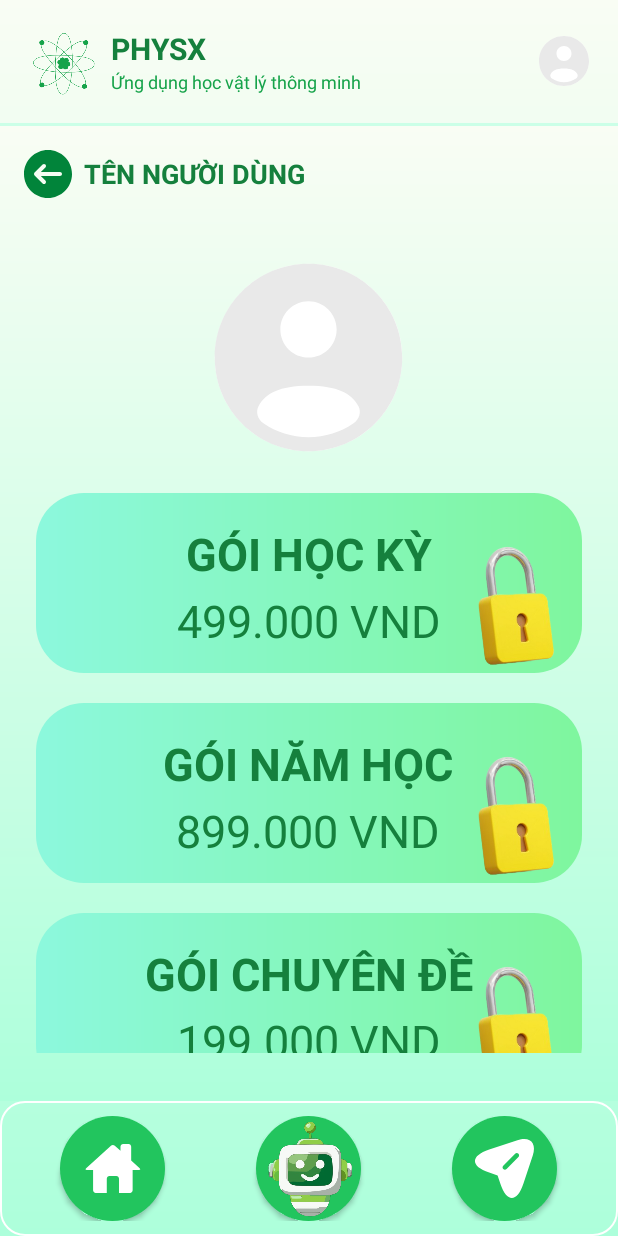
After one commit to TranLamNghia/SmartPhysicApplication, an Android app: the fragment BuyCoursesFragment placed in its activity, on a phone screen of 412 x 824 dp. The commit adds this screen. Run offline under Robolectric (Android 15) with nearby library versions, the phone set to English and light mode, and no system bars.

Commit message:
Task6: BuyCourseFragment (Completed)

```diff
--- a/app/src/main/AndroidManifest.xml
+++ b/app/src/main/AndroidManifest.xml
@@ -24,7 +24,8 @@
         <activity
             android:name=".main.MainActivity"
             android:windowSoftInputMode="adjustNothing"
-            android:exported="true">
+            android:exported="true"
+            android:launchMode="singleTop">
         </activity>
         <activity
             android:name=".main.GamificationActivity"
--- /dev/null
+++ b/app/src/main/java/com/example/smartphysicapplication/main/BuyCoursesFragment.kt
@@ -0,0 +1,32 @@
+package com.example.smartphysicapplication.main
+
+import android.os.Bundle
+import android.view.LayoutInflater
+import android.view.View
+import android.view.ViewGroup
+import android.widget.ImageView
+import androidx.fragment.app.Fragment
+import com.example.smartphysicapplication.R
+
+class BuyCoursesFragment : Fragment() {
+
+    private lateinit var btnBack : ImageView
+
+    override fun onCreateView(
+        inflater: LayoutInflater, container: ViewGroup?,
+        savedInstanceState: Bundle?
+    ): View? {
+        return inflater.inflate(R.layout.fragment_buy_courses, container, false)
+    }
+
+    override fun onViewCreated(view: View, savedInstanceState: Bundle?) {
+        super.onViewCreated(view, savedInstanceState)
+        btnBack = view.findViewById(R.id.btn_back)
+
+        btnBack.setOnClickListener {
+            (activity as? MainActivity)?.loadFragment(HomeFragment())
+        }
+
+    }
+
+}
--- a/app/src/main/java/com/example/smartphysicapplication/main/GamificationActivity.kt
+++ b/app/src/main/java/com/example/smartphysicapplication/main/GamificationActivity.kt
@@ -1,6 +1,7 @@
 package com.example.smartphysicapplication.main
 
 import android.animation.ValueAnimator
+import android.content.Intent
 import android.graphics.Color
 import android.graphics.drawable.GradientDrawable
 import android.os.Bundle
@@ -9,6 +10,7 @@ import android.view.animation.LinearInterpolator
 import android.widget.ImageView
 import android.widget.ProgressBar
 import androidx.appcompat.app.AppCompatActivity
+import androidx.fragment.app.Fragment
 import com.example.smartphysicapplication.R
 
 class GamificationActivity : AppCompatActivity(){
@@ -26,9 +28,17 @@ class GamificationActivity : AppCompatActivity(){
             finish()
         }
 
+        val btn_user : ImageView = findViewById(R.id.user)
+        btn_user.setOnClickListener{
+            val intent = Intent(this, MainActivity::class.java)
+            intent.putExtra("open_fragment", "buy_courses")
+            intent.addFlags(Intent.FLAG_ACTIVITY_CLEAR_TOP or Intent.FLAG_ACTIVITY_SINGLE_TOP)
+            startActivity(intent)
+            finish()
+        }
+
         startProgressAnimation()
     }
-
 
     private fun startProgressAnimation() {
         val progressBar = findViewById<ProgressBar>(R.id.progressRainbow)
--- a/app/src/main/java/com/example/smartphysicapplication/main/HomeFragment.kt
+++ b/app/src/main/java/com/example/smartphysicapplication/main/HomeFragment.kt
@@ -19,9 +19,6 @@ class HomeFragment : Fragment() {
     private lateinit var btnPhysics10: Button
     private lateinit var btnPhysics11: Button
     private lateinit var btnPhysics12: Button
-    private lateinit var navHome: ImageView
-    private lateinit var navBot: ImageView
-    private lateinit var navSend: ImageView
 
     private lateinit var learningPathIcon: LinearLayout
     private lateinit var gamificationPathIcon: LinearLayout
--- a/app/src/main/java/com/example/smartphysicapplication/main/MainActivity.kt
+++ b/app/src/main/java/com/example/smartphysicapplication/main/MainActivity.kt
@@ -1,8 +1,8 @@
 package com.example.smartphysicapplication.main
 
+import android.content.Intent
 import android.os.Bundle
 import android.widget.ImageView
-import android.widget.TextView
 import android.widget.Toast
 import androidx.appcompat.app.AppCompatActivity
 import androidx.appcompat.widget.AppCompatButton
@@ -14,11 +14,22 @@ class MainActivity : AppCompatActivity() {
     override fun onCreate(savedInstanceState: Bundle?) {
         super.onCreate(savedInstanceState)
         setContentView(R.layout.activity_main)
-        supportFragmentManager.beginTransaction()
-            .replace(R.id.main_fragment_container, HomeFragment())
-            .commit()
+
+        val fragmentToOpen = intent?.getStringExtra("open_fragment")
+        if (fragmentToOpen == "buy_courses") {
+            loadFragment(BuyCoursesFragment())
+        } else {
+            loadFragment(HomeFragment())
+        }
+
         setupBottomNavigationListeners()
+
+        val btn_user: ImageView = findViewById(R.id.user)
+        btn_user.setOnClickListener {
+            loadFragment(BuyCoursesFragment())
+        }
     }
+
 
     fun loadFragment(fragment: Fragment) {
         supportFragmentManager.beginTransaction()
@@ -38,4 +49,16 @@ class MainActivity : AppCompatActivity() {
             Toast.makeText(this, "Gửi tin nhắn - Đang phát triển", Toast.LENGTH_SHORT).show()
         }
     }
+
+    override fun onNewIntent(intent: Intent) {
+        super.onNewIntent(intent)
+
+        intent?.getStringExtra("open_fragment")?.let {
+            if (it == "buy_courses") {
+                loadFragment(BuyCoursesFragment())
+            }
+        }
+    }
+
+
 }
--- a/app/src/main/java/com/example/smartphysicapplication/main/PhysicsSubjectFragment.kt
+++ b/app/src/main/java/com/example/smartphysicapplication/main/PhysicsSubjectFragment.kt
@@ -1,5 +1,6 @@
 package com.example.smartphysicapplication.main
 
+import android.net.wifi.p2p.WifiP2pManager.ActionListener
 import android.os.Bundle
 import android.view.LayoutInflater
 import android.view.View
--- /dev/null
+++ b/app/src/main/res/layout/fragment_buy_courses.xml
@@ -0,0 +1,198 @@
+<?xml version="1.0" encoding="utf-8"?>
+<LinearLayout xmlns:android="http://schemas.android.com/apk/res/android"
+    android:layout_width="match_parent"
+    android:layout_height="match_parent"
+    android:orientation="vertical"
+    android:background="@drawable/gradient_green_background">
+
+    <!-- Username Title -->
+    <LinearLayout
+        android:layout_width="match_parent"
+        android:layout_height="wrap_content"
+        android:orientation="horizontal"
+        android:gravity="center_vertical"
+        android:padding="16dp">
+
+        <ImageView
+            android:id="@+id/btn_back"
+            android:layout_width="32dp"
+            android:layout_height="32dp"
+            android:gravity="center"
+            android:src="@drawable/ic_back"
+            android:layout_marginEnd="8dp" />
+
+        <TextView
+            android:layout_width="wrap_content"
+            android:layout_height="wrap_content"
+            android:text="TÊN NGƯỜI DÙNG"
+            android:textSize="18sp"
+            android:textStyle="bold"
+            android:textColor="@color/green_700" />
+
+    </LinearLayout>
+
+    <!-- User Avatar Section -->
+    <LinearLayout
+        android:layout_width="match_parent"
+        android:layout_height="wrap_content"
+        android:orientation="vertical"
+        android:gravity="center"
+        android:padding="15dp">
+
+        <ImageView
+            android:layout_width="150dp"
+            android:layout_height="150dp"
+            android:src="@drawable/ic_user_circle"
+            />
+
+    </LinearLayout>
+
+    <!-- Course Packages -->
+    <LinearLayout
+        android:layout_width="match_parent"
+        android:layout_height="wrap_content"
+        android:orientation="vertical"
+        android:paddingHorizontal="24dp"
+        android:paddingBottom="32dp">
+
+        <FrameLayout
+            android:id="@+id/package_semester"
+            android:layout_width="match_parent"
+            android:layout_height="120dp"
+            android:orientation="horizontal"
+            android:background="@drawable/button_learningpath_background"
+            android:padding="20dp"
+            android:layout_marginBottom="20dp"
+            android:clipChildren="false"
+            android:clipToPadding="false">
+
+            <LinearLayout
+                android:layout_width="wrap_content"
+                android:layout_height="wrap_content"
+                android:orientation="vertical"
+                android:layout_gravity="center_horizontal">
+
+                <TextView
+                    android:layout_width="wrap_content"
+                    android:layout_height="wrap_content"
+                    android:text="GÓI HỌC KỲ"
+                    android:textSize="30sp"
+                    android:textStyle="bold"
+                    android:textColor="@color/green_700"
+                    android:layout_marginBottom="4dp"
+                    android:layout_gravity="center_horizontal"/>
+
+                <TextView
+                    android:layout_width="wrap_content"
+                    android:layout_height="wrap_content"
+                    android:text="499.000 VND"
+                    android:textSize="30sp"
+                    android:textColor="@color/green_700"
+                    android:layout_gravity="center_horizontal"/>
+
+            </LinearLayout>
+
+            <ImageView
+                android:layout_width="80dp"
+                android:layout_height="80dp"
+                android:src="@drawable/img_lock"
+                android:layout_marginStart="260dp"
+                android:layout_marginTop="15dp"/>
+
+        </FrameLayout>
+
+        <FrameLayout
+            android:id="@+id/package_year"
+            android:layout_width="match_parent"
+            android:layout_height="120dp"
+            android:orientation="horizontal"
+            android:background="@drawable/button_learningpath_background"
+            android:padding="20dp"
+            android:layout_marginBottom="20dp"
+            android:clipChildren="false"
+            android:clipToPadding="false">
+
+            <LinearLayout
+                android:layout_width="wrap_content"
+                android:layout_height="wrap_content"
+                android:orientation="vertical"
+                android:layout_gravity="center_horizontal">
+
+                <TextView
+                    android:layout_width="wrap_content"
+                    android:layout_height="wrap_content"
+                    android:text="GÓI NĂM HỌC"
+                    android:textSize="30sp"
+                    android:textStyle="bold"
+                    android:textColor="@color/green_700"
+                    android:layout_marginBottom="4dp"
+                    android:layout_gravity="center_horizontal"/>
+
+                <TextView
+                    android:layout_width="wrap_content"
+                    android:layout_height="wrap_content"
+                    android:text="899.000 VND"
+                    android:textSize="30sp"
+                    android:textColor="@color/green_700"
+                    android:layout_gravity="center_horizontal"/>
+
+            </LinearLayout>
+
+            <ImageView
+                android:layout_width="80dp"
+                android:layout_height="80dp"
+                android:src="@drawable/img_lock"
+                android:layout_marginStart="260dp"
+                android:layout_marginTop="15dp"/>
+
+        </FrameLayout>
+
+        <FrameLayout
+            android:id="@+id/package_topic"
+            android:layout_width="match_parent"
+            android:layout_height="120dp"
+            android:orientation="horizontal"
+            android:background="@drawable/button_learningpath_background"
+            android:padding="20dp"
+            android:layout_marginBottom="20dp"
+            android:clipChildren="false"
+            android:clipToPadding="false">
+
+            <LinearLayout
+                android:layout_width="wrap_content"
+                android:layout_height="wrap_content"
+                android:orientation="vertical"
+                android:layout_gravity="center_horizontal">
+
+                <TextView
+                    android:layout_width="wrap_content"
+                    android:layout_height="wrap_content"
+                    android:text="GÓI CHUYÊN ĐỀ"
+                    android:textSize="30sp"
+                    android:textStyle="bold"
+                    android:textColor="@color/green_700"
+                    android:layout_marginBottom="4dp"
+                    android:layout_gravity="center_horizontal"/>
+
+                <TextView
+                    android:layout_width="wrap_content"
+                    android:layout_height="wrap_content"
+                    android:text="199.000 VND"
+                    android:textSize="30sp"
+                    android:textColor="@color/green_700"
+                    android:layout_gravity="center_horizontal"/>
+
+            </LinearLayout>
+
+            <ImageView
+                android:layout_width="80dp"
+                android:layout_height="80dp"
+                android:src="@drawable/img_lock"
+                android:layout_marginStart="260dp"
+                android:layout_marginTop="15dp"/>
+
+        </FrameLayout>
+
+    </LinearLayout>
+
+</LinearLayout>
--- a/app/src/main/res/layout/layout_header.xml
+++ b/app/src/main/res/layout/layout_header.xml
@@ -46,7 +46,8 @@
 
     </LinearLayout>
 
-    <TextView
+    <ImageView
+        android:id="@+id/user"
         android:layout_width="40dp"
         android:layout_height="40dp"
         android:background="@drawable/ic_user_circle"
```
Also changed, not shown: app/src/main/res/drawable/img_lock.png (added).
